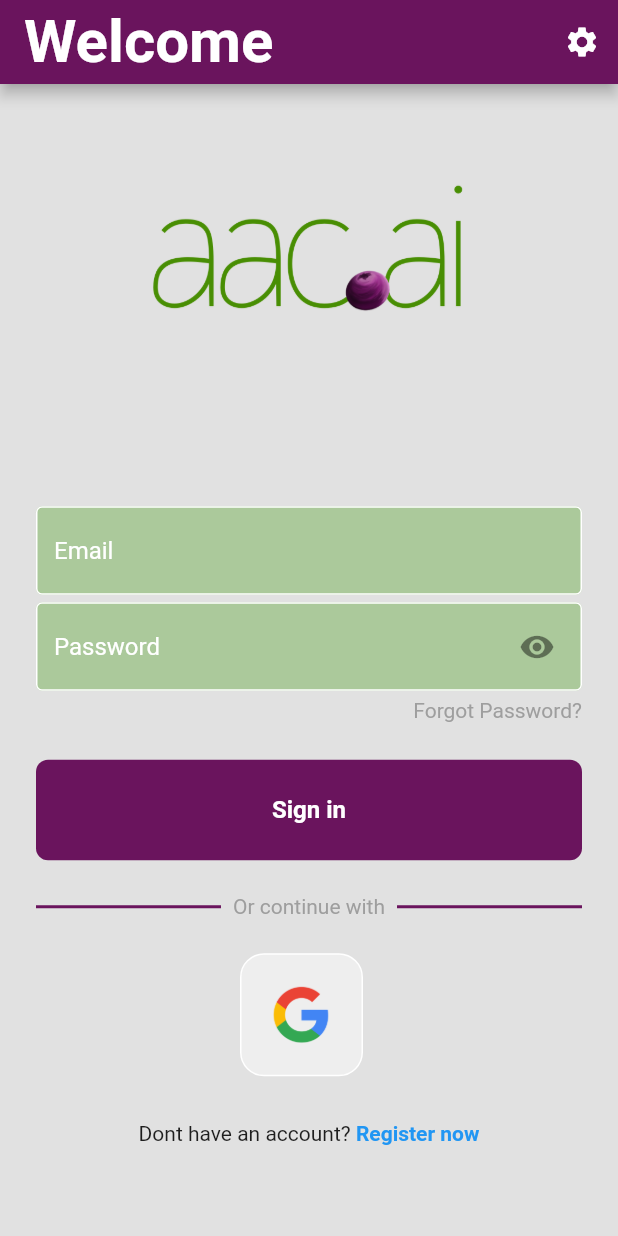
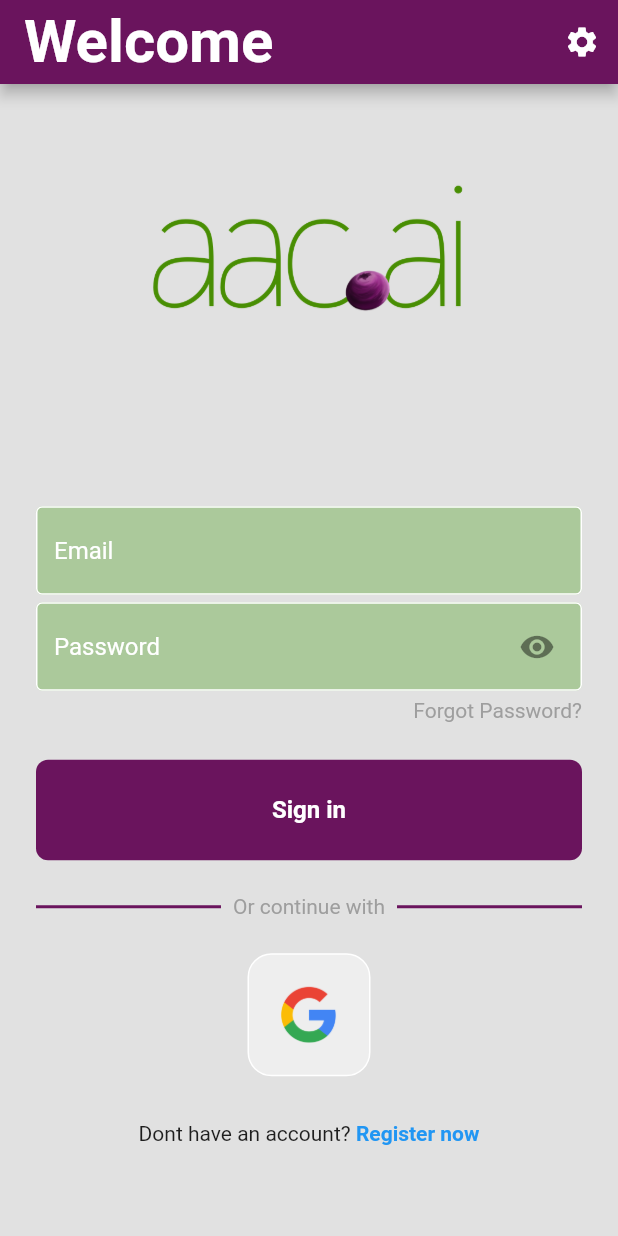
Before and after one commit to biiggman/aacai, a Flutter app: the screen it shows after launch, on a phone screen of 412 x 824 dp. Run offline on Flutter 3.47's test engine with Material 2 defaults, Android fonts, the phone set to English and light mode, and no system bars; our stand-ins replace cached_network_image, camera, cloud_firestore, firebase_auth, firebase_core, firebase_storage and 6 more; missing offline and left inert: tflite; accounts and stored records are empty.

```diff
--- a/lib/ui/login/login_page.dart
+++ b/lib/ui/login/login_page.dart
@@ -239,9 +239,6 @@ class _LoginPageState extends State<LoginPage> {
                                   ],
                                 ),
                                 const SizedBox(height: 15),
-                                Row(
-                                  mainAxisAlignment: MainAxisAlignment.center,
-                                  children: [
                                 //google sign in button
                                 GestureDetector(
                                     onTap: () async {
@@ -256,11 +253,9 @@ class _LoginPageState extends State<LoginPage> {
                                       });
 
                                       if (user != null) {
-                                            Navigator.of(context)
-                                                .pushReplacement(
+                                        Navigator.of(context).pushReplacement(
                                           MaterialPageRoute(
-                                                builder: (context) =>
-                                                    ProfilePage(
+                                            builder: (context) => ProfilePage(
                                               user: user,
                                             ),
                                           ),
@@ -268,11 +263,7 @@ class _LoginPageState extends State<LoginPage> {
                                       }
                                     },
                                     child: UITemplates.squareTile(
-                                            imagePath:
-                                                "assets/logos/google.png")),
-                                    const SizedBox(width: 10),
-                                  ],
-                                ),
+                                        imagePath: "assets/logos/google.png")),
                                 const SizedBox(height: 30),
                                 //register now
                                 GestureDetector(
--- a/pubspec.yaml
+++ b/pubspec.yaml
@@ -119,7 +119,7 @@ flutter:
     #logos
   - assets/logos/logo.png
   - assets/logos/google.png
-  - assets/logos/apple.png
+
 
   # An image asset can refer to one or more resolution-specific "variants", see
   # https://flutter.dev/assets-and-images/#resolution-aware
```
Lines whose indentation alone changed are shown as unchanged.
